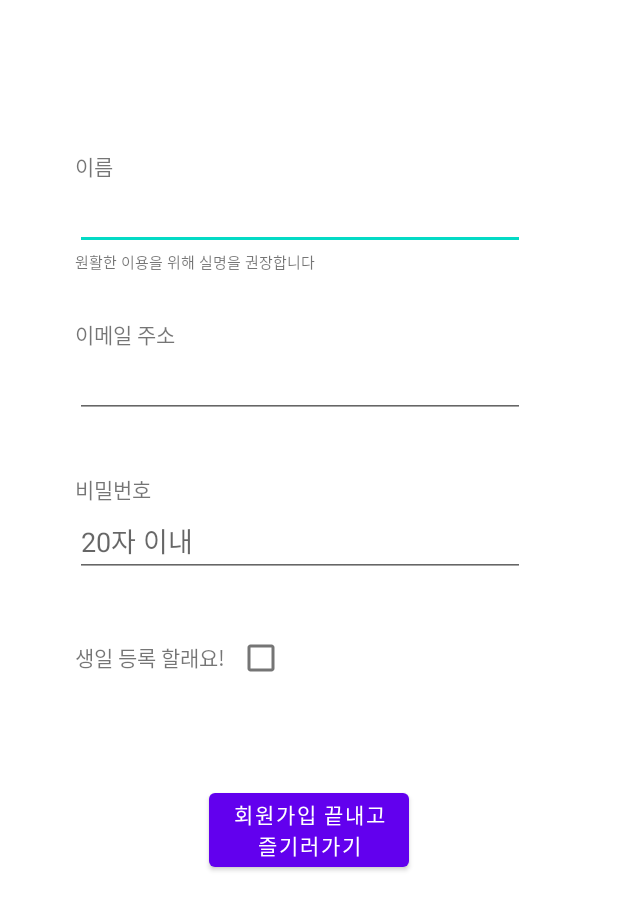
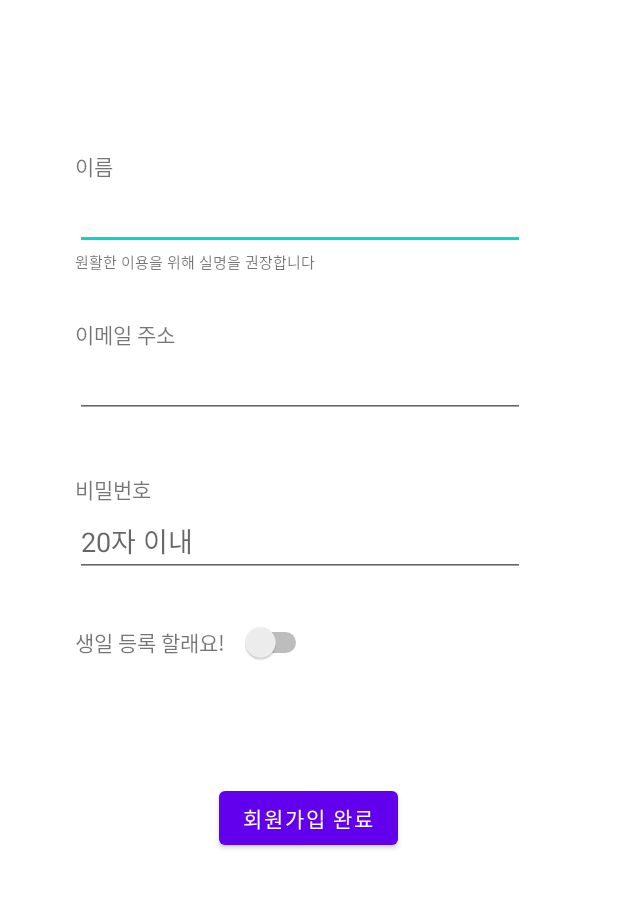
Before and after one commit to Euna-6/WithMe, an Android app: the SignupActivity screen opened directly, with no data from a screen before it, on a phone screen of 412 x 824 dp. Shown: the top 910 px of the screen. Run offline under Robolectric (Android 15) with nearby library versions, the phone set to English and light mode, and no system bars.

Commit message:
SignupActivity : update (b-day 등록)

```diff
--- a/app/src/main/res/layout/activity_signup.xml
+++ b/app/src/main/res/layout/activity_signup.xml
@@ -64,16 +64,23 @@
             android:layout_width="wrap_content"
             android:layout_height="wrap_content"
             android:text="생일 등록 할래요!"></TextView>
-        <CheckBox
+        <Switch
             android:layout_width="wrap_content"
             android:layout_height="wrap_content"
-            android:id="@+id/chbx_signup"></CheckBox>
+            android:id="@+id/switch_signup_bday"
+            android:layout_marginLeft="10dp"></Switch>
     </LinearLayout>
+
+    <TextView
+        android:layout_width="wrap_content"
+        android:layout_height="wrap_content"
+        android:id="@+id/tv_signup_bday"
+        android:visibility="invisible"></TextView>
 
     <Button
         android:layout_width="wrap_content"
         android:layout_height="wrap_content"
-        android:text="회원가입 끝내고\n즐기러가기"
+        android:text="회원가입 완료"
         android:layout_gravity="center_horizontal"
         android:layout_marginTop="60dp"
         android:id="@+id/btn_singup_finish"></Button>
```
Also changed, not shown: app/src/main/java/com/example/withme/SignupActivity.kt (+25 -0 lines).
